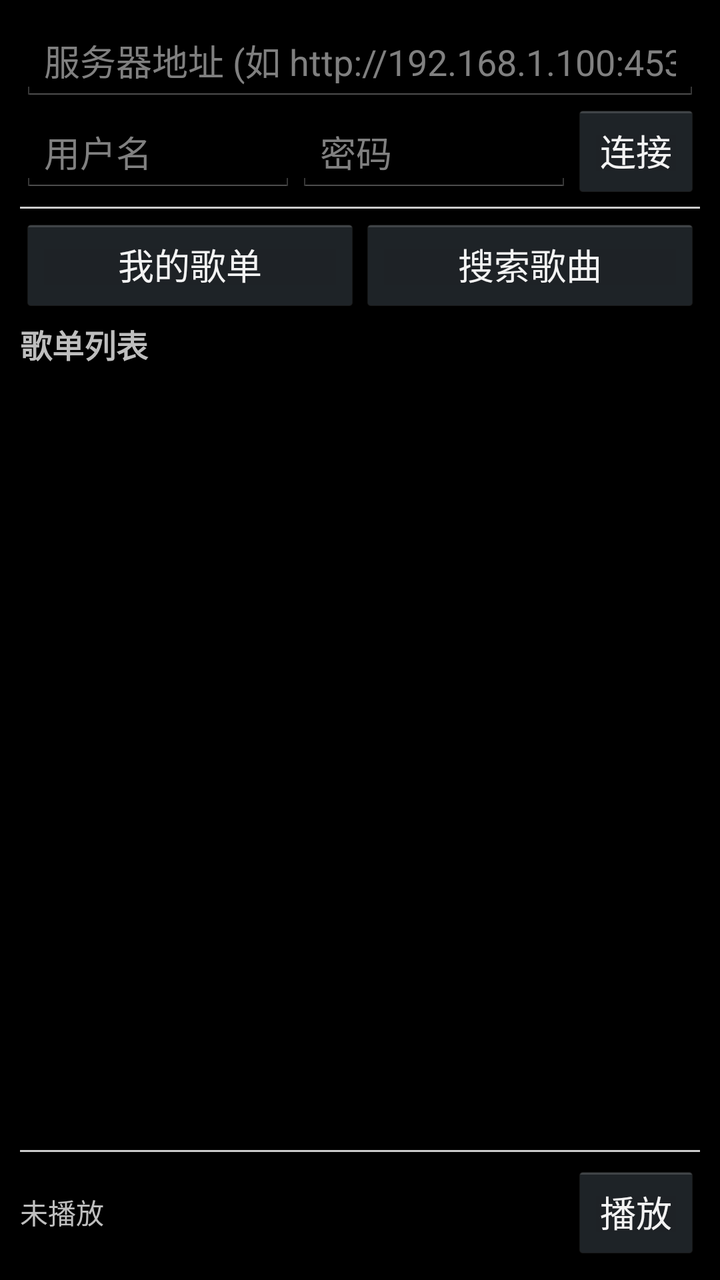
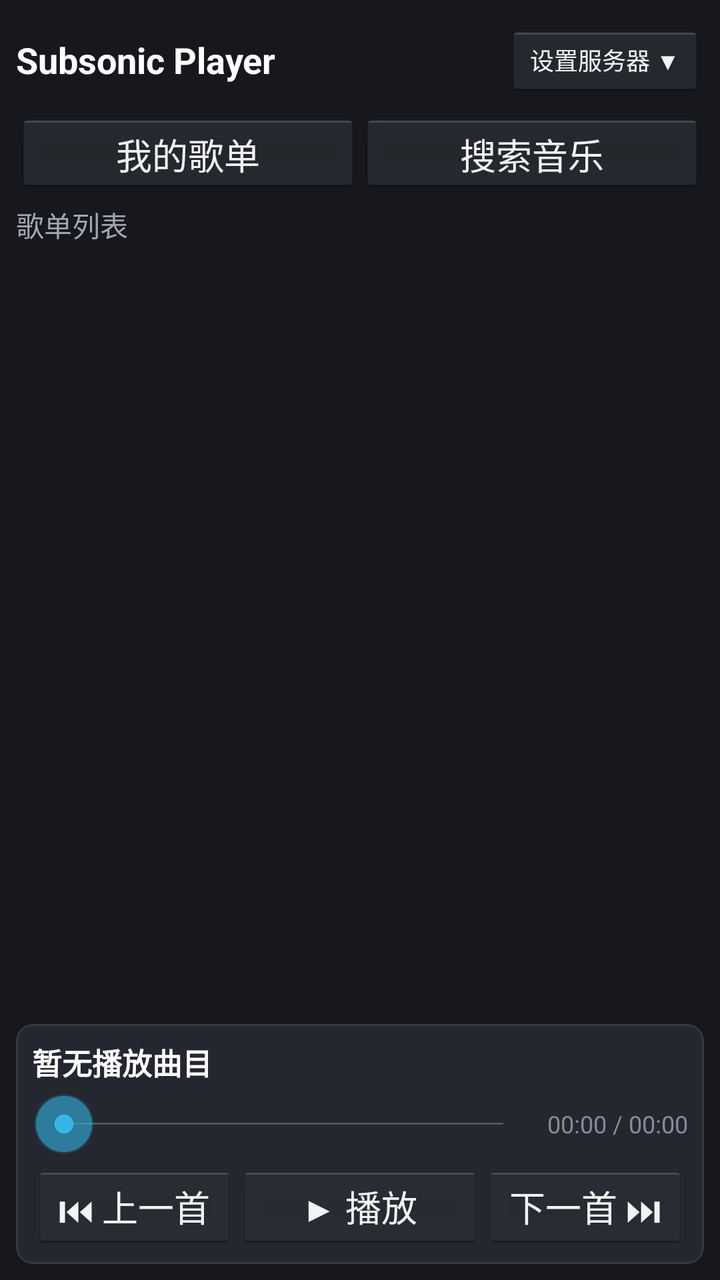

An Android layout rendered at two revisions. The XML below is the earlier revision; the diff shows what the commit changed to produce the second picture.
<!-- AndroidManifest.xml: application theme android:Theme.Holo.NoActionBar -->
<!-- res/layout/activity_main.xml -->
<?xml version="1.0" encoding="utf-8"?>
<LinearLayout xmlns:android="http://schemas.android.com/apk/res/android"
    android:layout_width="match_parent"
    android:layout_height="match_parent"
    android:orientation="vertical"
    android:padding="10dp">

    
    <LinearLayout
        android:layout_width="match_parent"
        android:layout_height="wrap_content"
        android:orientation="vertical">

        <EditText
            android:id="@+id/et_server"
            android:layout_width="match_parent"
            android:layout_height="wrap_content"
            android:hint="服务器地址 (如 http://192.168.1.100:4533)"
            android:singleLine="true" />

        <LinearLayout
            android:layout_width="match_parent"
            android:layout_height="wrap_content"
            android:orientation="horizontal">

            <EditText
                android:id="@+id/et_username"
                android:layout_width="0dp"
                android:layout_height="wrap_content"
                android:layout_weight="1"
                android:hint="用户名"
                android:singleLine="true" />

            <EditText
                android:id="@+id/et_password"
                android:layout_width="0dp"
                android:layout_height="wrap_content"
                android:layout_weight="1"
                android:hint="密码"
                android:inputType="textPassword"
                android:singleLine="true" />

            <Button
                android:id="@+id/btn_connect"
                android:layout_width="wrap_content"
                android:layout_height="wrap_content"
                android:text="连接" />
        </LinearLayout>
    </LinearLayout>

    <View
        android:layout_width="match_parent"
        android:layout_height="1dp"
        android:background="#cccccc"
        android:layout_marginTop="4dp"
        android:layout_marginBottom="4dp" />

    
    <LinearLayout
        android:layout_width="match_parent"
        android:layout_height="wrap_content"
        android:orientation="horizontal">

        <Button
            android:id="@+id/btn_tab_playlists"
            android:layout_width="0dp"
            android:layout_height="wrap_content"
            android:layout_weight="1"
            android:text="我的歌单" />

        <Button
            android:id="@+id/btn_tab_search"
            android:layout_width="0dp"
            android:layout_height="wrap_content"
            android:layout_weight="1"
            android:text="搜索歌曲" />
    </LinearLayout>

    
    <LinearLayout
        android:id="@+id/layout_search_bar"
        android:layout_width="match_parent"
        android:layout_height="wrap_content"
        android:orientation="horizontal"
        android:visibility="gone">

        <EditText
            android:id="@+id/et_search_keyword"
            android:layout_width="0dp"
            android:layout_height="wrap_content"
            android:layout_weight="1"
            android:hint="输入歌曲名称或歌手"
            android:singleLine="true" />

        <Button
            android:id="@+id/btn_search_submit"
            android:layout_width="wrap_content"
            android:layout_height="wrap_content"
            android:text="搜索" />
    </LinearLayout>

    
    <LinearLayout
        android:layout_width="match_parent"
        android:layout_height="wrap_content"
        android:orientation="horizontal"
        android:gravity="center_vertical"
        android:paddingTop="4dp"
        android:paddingBottom="4dp">

        <TextView
            android:id="@+id/tv_list_title"
            android:layout_width="0dp"
            android:layout_height="wrap_content"
            android:layout_weight="1"
            android:text="歌单列表"
            android:textSize="16sp"
            android:textStyle="bold" />

        <Button
            android:id="@+id/btn_back"
            android:layout_width="wrap_content"
            android:layout_height="wrap_content"
            android:text="返回上层"
            android:visibility="gone" />
    </LinearLayout>

    
    <ListView
        android:id="@+id/list_view"
        android:layout_width="match_parent"
        android:layout_height="0dp"
        android:layout_weight="1" />

    <View
        android:layout_width="match_parent"
        android:layout_height="1dp"
        android:background="#cccccc" />

    
    <LinearLayout
        android:layout_width="match_parent"
        android:layout_height="wrap_content"
        android:orientation="horizontal"
        android:gravity="center_vertical"
        android:paddingTop="6dp">

        <TextView
            android:id="@+id/tv_current_song"
            android:layout_width="0dp"
            android:layout_height="wrap_content"
            android:layout_weight="1"
            android:text="未播放"
            android:singleLine="true"
            android:textSize="14sp" />

        <Button
            android:id="@+id/btn_play_pause"
            android:layout_width="wrap_content"
            android:layout_height="wrap_content"
            android:text="播放" />
    </LinearLayout>

</LinearLayout>
<!-- resources referenced by this layout -->
<resources>

</resources>

<!-- the commit's change to res/layout/activity_main.xml (unified diff, before → after) -->
@@ -3,25 +3,62 @@
     android:layout_width="match_parent"
     android:layout_height="match_parent"
     android:orientation="vertical"
-    android:padding="10dp">
-
-    
-    <LinearLayout
-        android:layout_width="match_parent"
-        android:layout_height="wrap_content"
-        android:orientation="vertical">
+    android:background="#16181d"
+    android:padding="8dp">
+
+    
+    <RelativeLayout
+        android:layout_width="match_parent"
+        android:layout_height="44dp"
+        android:gravity="center_vertical">
+
+        <TextView
+            android:id="@+id/tv_app_title"
+            android:layout_width="wrap_content"
+            android:layout_height="wrap_content"
+            android:layout_alignParentLeft="true"
+            android:layout_centerVertical="true"
+            android:text="Subsonic Player"
+            android:textColor="#ffffff"
+            android:textSize="18sp"
+            android:textStyle="bold" />
+
+        <Button
+            android:id="@+id/btn_toggle_config"
+            android:layout_width="wrap_content"
+            android:layout_height="36dp"
+            android:layout_alignParentRight="true"
+            android:layout_centerVertical="true"
+            android:text="设置服务器 ▼"
+            android:textSize="12sp" />
+    </RelativeLayout>
+
+    
+    <LinearLayout
+        android:id="@+id/layout_config_panel"
+        android:layout_width="match_parent"
+        android:layout_height="wrap_content"
+        android:orientation="vertical"
+        android:background="@drawable/bg_card"
+        android:padding="10dp"
+        android:layout_marginTop="4dp"
+        android:layout_marginBottom="6dp"
+        android:visibility="gone">
 
         <EditText
             android:id="@+id/et_server"
             android:layout_width="match_parent"
             android:layout_height="wrap_content"
             android:hint="服务器地址 (如 http://192.168.1.100:4533)"
+            android:textColor="#ffffff"
+            android:textColorHint="#777777"
             android:singleLine="true" />
 
         <LinearLayout
             android:layout_width="match_parent"
             android:layout_height="wrap_content"
-            android:orientation="horizontal">
+            android:orientation="horizontal"
+            android:layout_marginTop="4dp">
 
             <EditText
                 android:id="@+id/et_username"
@@ -29,6 +66,8 @@
                 android:layout_height="wrap_content"
                 android:layout_weight="1"
                 android:hint="用户名"
+                android:textColor="#ffffff"
+                android:textColorHint="#777777"
                 android:singleLine="true" />
 
             <EditText
@@ -37,6 +76,8 @@
                 android:layout_height="wrap_content"
                 android:layout_weight="1"
                 android:hint="密码"
+                android:textColor="#ffffff"
+                android:textColorHint="#777777"
                 android:inputType="textPassword"
                 android:singleLine="true" />
 
@@ -44,36 +85,30 @@
                 android:id="@+id/btn_connect"
                 android:layout_width="wrap_content"
                 android:layout_height="wrap_content"
-                android:text="连接" />
+                android:text="保存并连接" />
         </LinearLayout>
     </LinearLayout>
 
-    <View
-        android:layout_width="match_parent"
-        android:layout_height="1dp"
-        android:background="#cccccc"
-        android:layout_marginTop="4dp"
-        android:layout_marginBottom="4dp" />
-
-    
-    <LinearLayout
-        android:layout_width="match_parent"
-        android:layout_height="wrap_content"
-        android:orientation="horizontal">
+    
+    <LinearLayout
+        android:layout_width="match_parent"
+        android:layout_height="40dp"
+        android:orientation="horizontal"
+        android:layout_marginTop="4dp">
 
         <Button
             android:id="@+id/btn_tab_playlists"
             android:layout_width="0dp"
-            android:layout_height="wrap_content"
+            android:layout_height="match_parent"
             android:layout_weight="1"
             android:text="我的歌单" />
 
         <Button
             android:id="@+id/btn_tab_search"
             android:layout_width="0dp"
-            android:layout_height="wrap_content"
+            android:layout_height="match_parent"
             android:layout_weight="1"
-            android:text="搜索歌曲" />
+            android:text="搜索音乐" />
     </LinearLayout>
 
     
@@ -82,6 +117,7 @@
         android:layout_width="match_parent"
         android:layout_height="wrap_content"
         android:orientation="horizontal"
+        android:layout_marginTop="6dp"
         android:visibility="gone">
 
         <EditText
@@ -89,7 +125,9 @@
             android:layout_width="0dp"
             android:layout_height="wrap_content"
             android:layout_weight="1"
-            android:hint="输入歌曲名称或歌手"
+            android:hint="输入歌曲名或歌手..."
+            android:textColor="#ffffff"
+            android:textColorHint="#777777"
             android:singleLine="true" />
 
         <Button
@@ -100,65 +138,116 @@
     </LinearLayout>
 
     
-    <LinearLayout
-        android:layout_width="match_parent"
-        android:layout_height="wrap_content"
-        android:orientation="horizontal"
-        android:gravity="center_vertical"
-        android:paddingTop="4dp"
-        android:paddingBottom="4dp">
+    <RelativeLayout
+        android:layout_width="match_parent"
+        android:layout_height="wrap_content"
+        android:layout_marginTop="6dp"
+        android:layout_marginBottom="4dp">
 
         <TextView
             android:id="@+id/tv_list_title"
-            android:layout_width="0dp"
-            android:layout_height="wrap_content"
-            android:layout_weight="1"
+            android:layout_width="wrap_content"
+            android:layout_height="wrap_content"
+            android:layout_alignParentLeft="true"
+            android:layout_centerVertical="true"
             android:text="歌单列表"
-            android:textSize="16sp"
-            android:textStyle="bold" />
+            android:textColor="#a0a5b5"
+            android:textSize="14sp" />
 
         <Button
             android:id="@+id/btn_back"
             android:layout_width="wrap_content"
-            android:layout_height="wrap_content"
-            android:text="返回上层"
+            android:layout_height="32dp"
+            android:layout_alignParentRight="true"
+            android:layout_centerVertical="true"
+            android:text="返回歌单列表"
+            android:textSize="11sp"
             android:visibility="gone" />
-    </LinearLayout>
+    </RelativeLayout>
 
     
     <ListView
         android:id="@+id/list_view"
         android:layout_width="match_parent"
         android:layout_height="0dp"
-        android:layout_weight="1" />
-
-    <View
-        android:layout_width="match_parent"
-        android:layout_height="1dp"
-        android:background="#cccccc" />
-
-    
-    <LinearLayout
-        android:layout_width="match_parent"
-        android:layout_height="wrap_content"
-        android:orientation="horizontal"
-        android:gravity="center_vertical"
-        android:paddingTop="6dp">
-
+        android:layout_weight="1"
+        android:divider="#242730"
+        android:dividerHeight="1dp" />
+
+    
+    <LinearLayout
+        android:layout_width="match_parent"
+        android:layout_height="wrap_content"
+        android:orientation="vertical"
+        android:background="@drawable/bg_card"
+        android:padding="8dp"
+        android:layout_marginTop="6dp">
+
+        
         <TextView
             android:id="@+id/tv_current_song"
-            android:layout_width="0dp"
-            android:layout_height="wrap_content"
-            android:layout_weight="1"
-            android:text="未播放"
-            android:singleLine="true"
-            android:textSize="14sp" />
-
-        <Button
-            android:id="@+id/btn_play_pause"
-            android:layout_width="wrap_content"
-            android:layout_height="wrap_content"
-            android:text="播放" />
+            android:layout_width="match_parent"
+            android:layout_height="wrap_content"
+            android:text="暂无播放曲目"
+            android:textColor="#ffffff"
+            android:textSize="15sp"
+            android:textStyle="bold"
+            android:singleLine="true" />
+
+        
+        <LinearLayout
+            android:layout_width="match_parent"
+            android:layout_height="wrap_content"
+            android:orientation="horizontal"
+            android:gravity="center_vertical"
+            android:layout_marginTop="4dp">
+
+            <SeekBar
+                android:id="@+id/seek_bar"
+                android:layout_width="0dp"
+                android:layout_height="wrap_content"
+                android:layout_weight="1"
+                android:max="100" />
+
+            <TextView
+                android:id="@+id/tv_time"
+                android:layout_width="wrap_content"
+                android:layout_height="wrap_content"
+                android:text="00:00 / 00:00"
+                android:textColor="#888c99"
+                android:textSize="12sp"
+                android:paddingLeft="6dp" />
+        </LinearLayout>
+
+        
+        <LinearLayout
+            android:layout_width="match_parent"
+            android:layout_height="wrap_content"
+            android:orientation="horizontal"
+            android:gravity="center"
+            android:layout_marginTop="4dp">
+
+            <Button
+                android:id="@+id/btn_prev"
+                android:layout_width="0dp"
+                android:layout_height="42dp"
+                android:layout_weight="1"
+                android:text="⏮ 上一首" />
+
+            <Button
+                android:id="@+id/btn_play_pause"
+                android:layout_width="0dp"
+                android:layout_height="42dp"
+                android:layout_weight="1.2"
+                android:text="▶ 播放" />
+
+            <Button
+                android:id="@+id/btn_next"
+                android:layout_width="0dp"
+                android:layout_height="42dp"
+                android:layout_weight="1"
+                android:text="下一首 ⏭" />
+        </LinearLayout>
     </LinearLayout>
 
 </LinearLayout>
<!-- resource entries referenced after the edit -->
@@ -1,5 +1,11 @@
 <!-- resources referenced by this layout -->
 <resources>
-
+  <!-- drawable bg_card (drawable) -->
+  <?xml version="1.0" encoding="utf-8"?>
+  <shape xmlns:android="http://schemas.android.com/apk/res/android">
+      <solid android:color="#242730" />
+      <corners android:radius="8dp" />
+      <stroke android:width="1dp" android:color="#333842" />
+  </shape>
 </resources>
 
